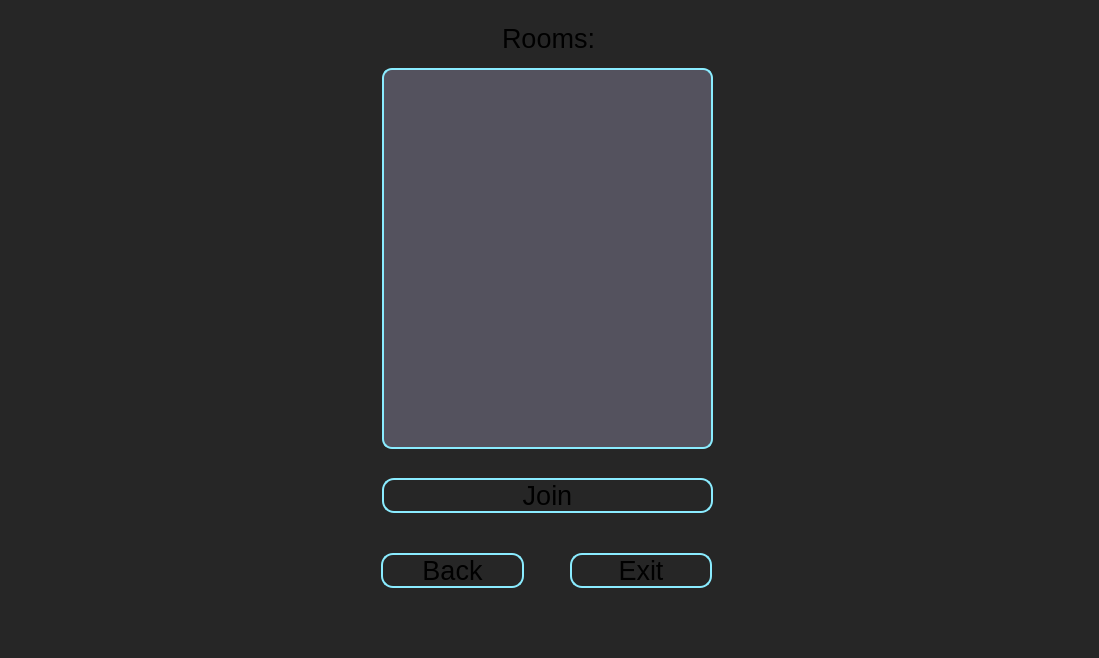
Above: Client/Client/mainwindow.ui from cpp-park-vk-education/2022_2_oldB before the change. Below: the same form after it.
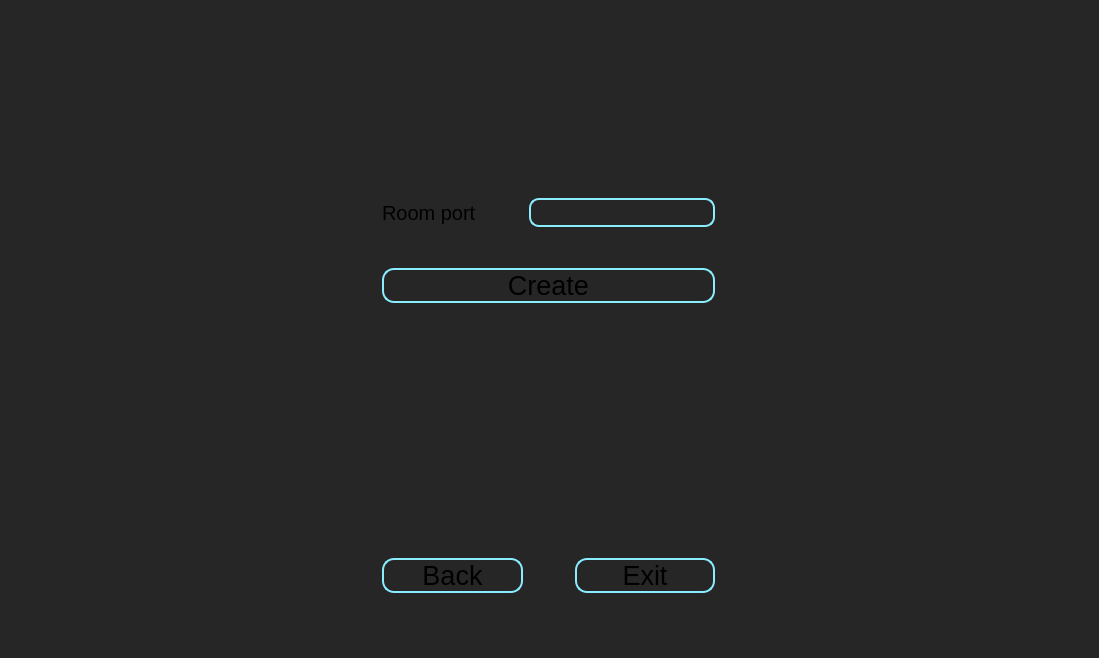
That is the form after the change. The open tabs and pages were chosen to show the change.

Commit message: create new room ui

What changed in the file:
```diff
--- a/Client/Client/mainwindow.ui
+++ b/Client/Client/mainwindow.ui
@@ -608,7 +608,7 @@
             <property name="geometry">
              <rect>
               <x>10</x>
-              <y>460</y>
+              <y>370</y>
               <width>331</width>
               <height>35</height>
              </rect>
@@ -634,7 +634,7 @@
               <x>10</x>
               <y>50</y>
               <width>331</width>
-              <height>381</height>
+              <height>301</height>
              </rect>
             </property>
             <property name="font">
@@ -749,6 +749,167 @@
               </widget>
              </item>
             </layout>
+           </widget>
+           <widget class="QPushButton" name="goToCreateRoomButton">
+            <property name="geometry">
+             <rect>
+              <x>10</x>
+              <y>420</y>
+              <width>331</width>
+              <height>35</height>
+             </rect>
+            </property>
+            <property name="styleSheet">
+             <string notr="true">QPushButton { 
+font: 20pt;
+border: 2px solid #8aecff;
+border-radius: 12px;
+} 
+
+QPushButton:hover {
+background-color: #525252;
+}</string>
+            </property>
+            <property name="text">
+             <string>Create New Room</string>
+            </property>
+           </widget>
+          </widget>
+          <widget class="QWidget" name="page_6">
+           <widget class="QLineEdit" name="newRoomPort">
+            <property name="geometry">
+             <rect>
+              <x>157</x>
+              <y>180</y>
+              <width>186</width>
+              <height>29</height>
+             </rect>
+            </property>
+            <property name="font">
+             <font>
+              <pointsize>15</pointsize>
+             </font>
+            </property>
+            <property name="styleSheet">
+             <string notr="true">border: 2px solid #8aecff; border-radius: 10px;
+color: white;</string>
+            </property>
+            <property name="text">
+             <string/>
+            </property>
+           </widget>
+           <widget class="QPushButton" name="createRoomButton">
+            <property name="geometry">
+             <rect>
+              <x>10</x>
+              <y>250</y>
+              <width>333</width>
+              <height>35</height>
+             </rect>
+            </property>
+            <property name="font">
+             <font>
+              <pointsize>20</pointsize>
+              <italic>false</italic>
+              <bold>false</bold>
+             </font>
+            </property>
+            <property name="styleSheet">
+             <string notr="true">QPushButton { 
+font: 20pt;
+border: 2px solid #8aecff;
+border-radius: 12px;
+} 
+
+QPushButton:hover {
+background-color: #525252;
+}</string>
+            </property>
+            <property name="text">
+             <string>Create</string>
+            </property>
+           </widget>
+           <widget class="QLabel" name="label_23">
+            <property name="geometry">
+             <rect>
+              <x>10</x>
+              <y>180</y>
+              <width>141</width>
+              <height>29</height>
+             </rect>
+            </property>
+            <property name="font">
+             <font>
+              <pointsize>15</pointsize>
+             </font>
+            </property>
+            <property name="styleSheet">
+             <string notr="true">background-color: none;</string>
+            </property>
+            <property name="text">
+             <string>Room port</string>
+            </property>
+            <property name="alignment">
+             <set>Qt::AlignLeading|Qt::AlignLeft|Qt::AlignVCenter</set>
+            </property>
+           </widget>
+           <widget class="QPushButton" name="exitButton_11">
+            <property name="geometry">
+             <rect>
+              <x>203</x>
+              <y>540</y>
+              <width>140</width>
+              <height>35</height>
+             </rect>
+            </property>
+            <property name="styleSheet">
+             <string notr="true">QPushButton { 
+font: 20pt;
+border: 2px solid #8aecff;
+border-radius: 12px;
+} 
+
+QPushButton:hover {
+background-color: #525252;
+}</string>
+            </property>
+            <property name="text">
+             <string>Exit</string>
+            </property>
+           </widget>
+           <widget class="QPushButton" name="backButton_10">
+            <property name="enabled">
+             <bool>true</bool>
+            </property>
+            <property name="geometry">
+             <rect>
+              <x>10</x>
+              <y>540</y>
+              <width>141</width>
+              <height>35</height>
+             </rect>
+            </property>
+            <property name="font">
+             <font>
+              <pointsize>20</pointsize>
+              <italic>false</italic>
+              <bold>false</bold>
+             </font>
+            </property>
+            <property name="styleSheet">
+             <string notr="true">QPushButton { 
+font: 20pt;
+border: 2px solid #8aecff;
+border-radius: 12px;
+} 
+
+QPushButton:hover {
+background-color: #525252;
+}</string>
+            </property>
+            <property name="text">
+             <string>Back</string>
+            </property>
            </widget>
           </widget>
          </widget>
```
Left out of the diff: 28 changed lines with no effect on the pictures. The commit also changes 2 other files.
